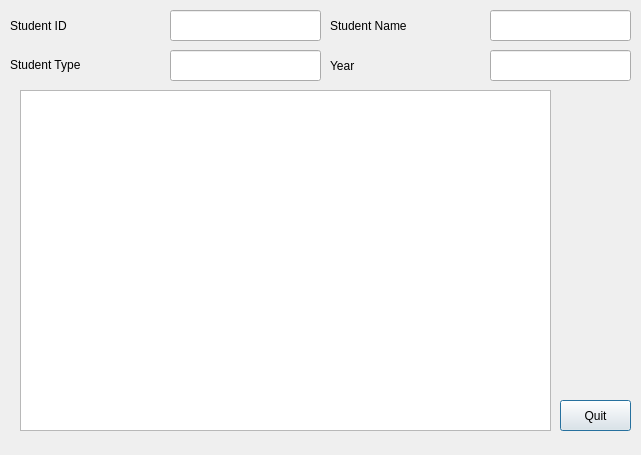
awmleer/grade-management, file selectstudent.ui: the form before one commit.
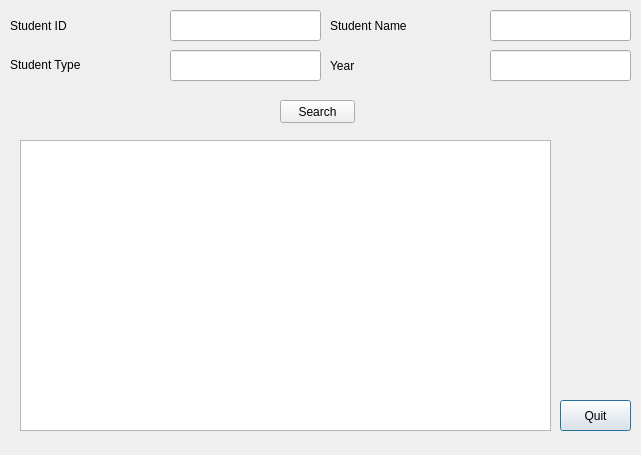
The form after the commit.

Patch:
```diff
--- a/selectstudent.ui
+++ b/selectstudent.ui
@@ -17,9 +17,9 @@
    <property name="geometry">
     <rect>
      <x>20</x>
-     <y>90</y>
+     <y>140</y>
      <width>531</width>
-     <height>341</height>
+     <height>291</height>
     </rect>
    </property>
   </widget>
@@ -128,6 +128,19 @@
     <string>Year</string>
    </property>
   </widget>
+  <widget class="QPushButton" name="pushButton_2">
+   <property name="geometry">
+    <rect>
+     <x>280</x>
+     <y>100</y>
+     <width>75</width>
+     <height>23</height>
+    </rect>
+   </property>
+   <property name="text">
+    <string>Search</string>
+   </property>
+  </widget>
  </widget>
  <resources/>
  <connections/>
```
